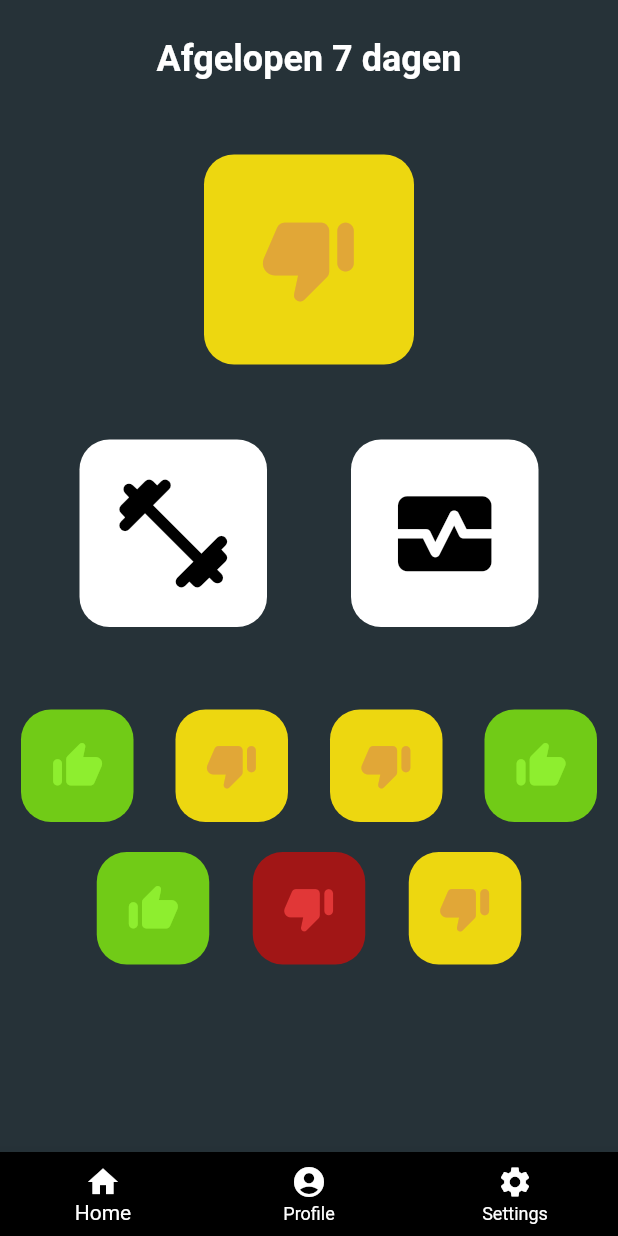
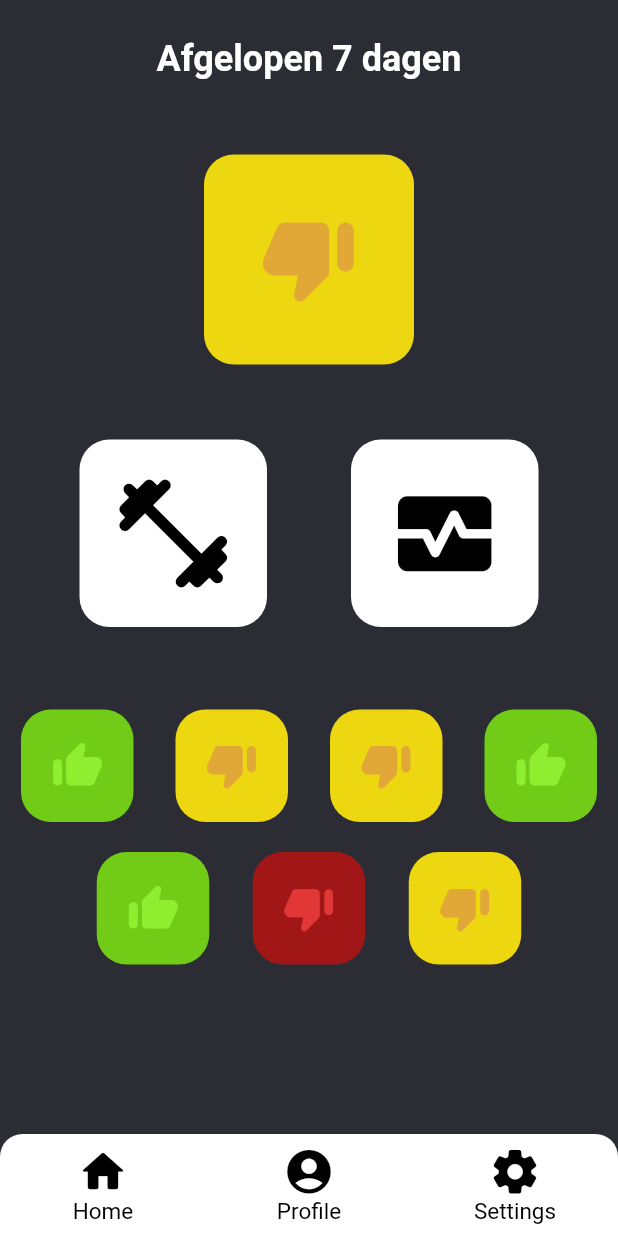
Before and after one commit to DwarfNinja/buddy-watch-app, a Flutter app: the screen it shows once a user with an empty profile is signed in, on a phone screen of 412 x 824 dp. Run offline on Flutter 3.47's test engine with Material 2 defaults, Android fonts, the phone set to English and light mode, and no system bars; our stand-ins replace supabase_flutter; missing offline and left inert: flutter_rating_native; accounts and stored records are empty; network calls fail.

Commit message:
Refactor: restyle navbar
Restyle to better reflect wireframes

```diff
--- a/lib/views/home.dart
+++ b/lib/views/home.dart
@@ -1,3 +1,4 @@
+import 'package:buddywatch_app/color_palette.dart';
 import 'package:buddywatch_app/profile.dart';
 import 'package:buddywatch_app/settings.dart';
 import 'package:buddywatch_app/views/dashboard.dart';
@@ -22,30 +23,37 @@ class _HomeState extends State<Home> {
   Widget build(BuildContext context) {
     return MaterialApp(
         home: Scaffold(
-            backgroundColor: Colors.blueGrey.shade900,
+            backgroundColor: ColorPalette.darkGrey,
             body: IndexedStack(
               index: currentIndex,
               children: pages,
             ),
-            bottomNavigationBar: BottomNavigationBar(
-              backgroundColor: Colors.black,
-              unselectedItemColor: Colors.white,
-              selectedItemColor: Colors.white,
+            bottomNavigationBar: ClipRRect(
+              borderRadius: const BorderRadius.vertical(
+                top: Radius.circular(15),
+              ),
+              child: BottomNavigationBar(
+                backgroundColor: Colors.white,
+                unselectedItemColor: Colors.black,
+                selectedItemColor: Colors.black,
+                unselectedFontSize: 15,
+                selectedFontSize: 15,
                 onTap: (index) => setState(() => currentIndex = index),
                 items: const [
                   BottomNavigationBarItem(
                       label: "Home",
-                    icon: Icon(Icons.home),
+                      icon: Icon(Icons.home_rounded, size: 35),
                   ),
                   BottomNavigationBarItem(
                       label: "Profile",
-                    icon: Icon(Icons.account_circle),
+                      icon: Icon(Icons.account_circle_rounded, size: 35),
                   ),
                   BottomNavigationBarItem(
                       label: "Settings",
-                    icon: Icon(Icons.settings),
+                      icon: Icon(Icons.settings_rounded, size: 35),
                       )
                 ],
+              ),
             )
         )
     );
```
Lines whose indentation alone changed are shown as unchanged.
